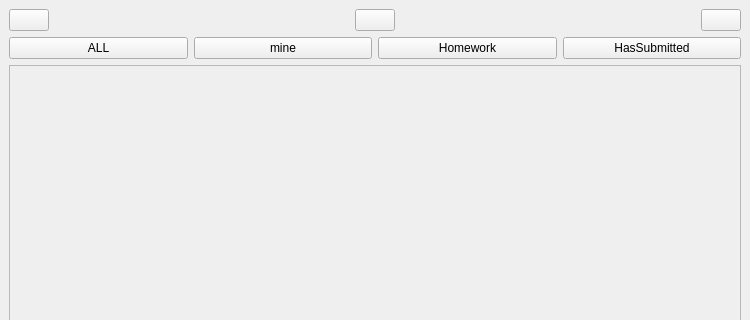
Qt form homework.ui (zsz12251665/HOSS-Client) before a commit; both pictures show x 0 to 750 and y 0 to 320 of the 750 by 800 pixel window.
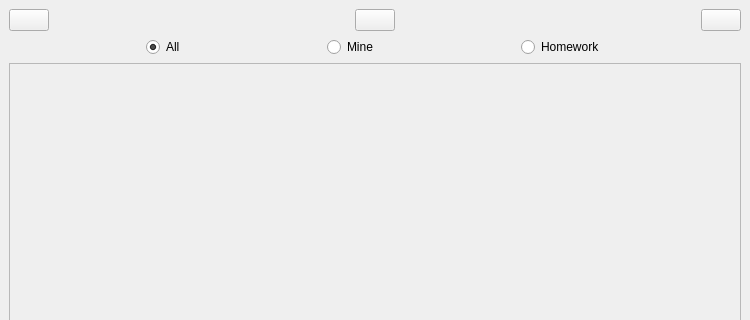
The same form after that commit. Icons and pictures are not drawn.

Commit message: Add new class Settings

The edit to the form file:
```diff
--- a/homework.ui
+++ b/homework.ui
@@ -42,7 +42,7 @@
        </spacer>
       </item>
       <item>
-       <widget class="QPushButton" name="upload">
+       <widget class="QPushButton" name="HasSubmitted">
         <property name="text">
          <string/>
         </property>
@@ -81,35 +81,83 @@
     <item>
      <layout class="QHBoxLayout" name="horizontalLayout_3">
       <item>
-       <widget class="QPushButton" name="all">
-        <property name="styleSheet">
-         <string notr="true"/>
+       <spacer name="horizontalSpacer_5">
+        <property name="orientation">
+         <enum>Qt::Horizontal</enum>
         </property>
+        <property name="sizeHint" stdset="0">
+         <size>
+          <width>40</width>
+          <height>20</height>
+         </size>
+        </property>
+       </spacer>
+      </item>
+      <item>
+       <widget class="QRadioButton" name="radio_all">
         <property name="text">
-         <string>ALL</string>
+         <string>All</string>
         </property>
+        <property name="checked">
+         <bool>true</bool>
+        </property>
        </widget>
       </item>
       <item>
-       <widget class="QPushButton" name="mine">
+       <spacer name="horizontalSpacer_4">
+        <property name="orientation">
+         <enum>Qt::Horizontal</enum>
+        </property>
+        <property name="sizeHint" stdset="0">
+         <size>
+          <width>40</width>
+          <height>20</height>
+         </size>
+        </property>
+       </spacer>
+      </item>
+      <item>
+       <widget class="QRadioButton" name="radio_mine">
         <property name="text">
-         <string>mine</string>
+         <string>Mine</string>
         </property>
+        <property name="checked">
+         <bool>false</bool>
+        </property>
        </widget>
       </item>
       <item>
-       <widget class="QPushButton" name="homework">
+       <spacer name="horizontalSpacer_7">
+        <property name="orientation">
+         <enum>Qt::Horizontal</enum>
+        </property>
+        <property name="sizeHint" stdset="0">
+         <size>
+          <width>40</width>
+          <height>20</height>
+         </size>
+        </property>
+       </spacer>
+      </item>
+      <item>
+       <widget class="QRadioButton" name="radio_homework">
         <property name="text">
          <string>Homework</string>
         </property>
        </widget>
       </item>
       <item>
-       <widget class="QPushButton" name="HasSubmitted">
-        <property name="text">
-         <string>HasSubmitted</string>
+       <spacer name="horizontalSpacer_6">
+        <property name="orientation">
+         <enum>Qt::Horizontal</enum>
         </property>
-       </widget>
+        <property name="sizeHint" stdset="0">
+         <size>
+          <width>40</width>
+          <height>20</height>
+         </size>
+        </property>
+       </spacer>
       </item>
      </layout>
     </item>
```
Left out of the diff: 10 changed lines with no effect on the pictures. The commit also changes 9 other files.
